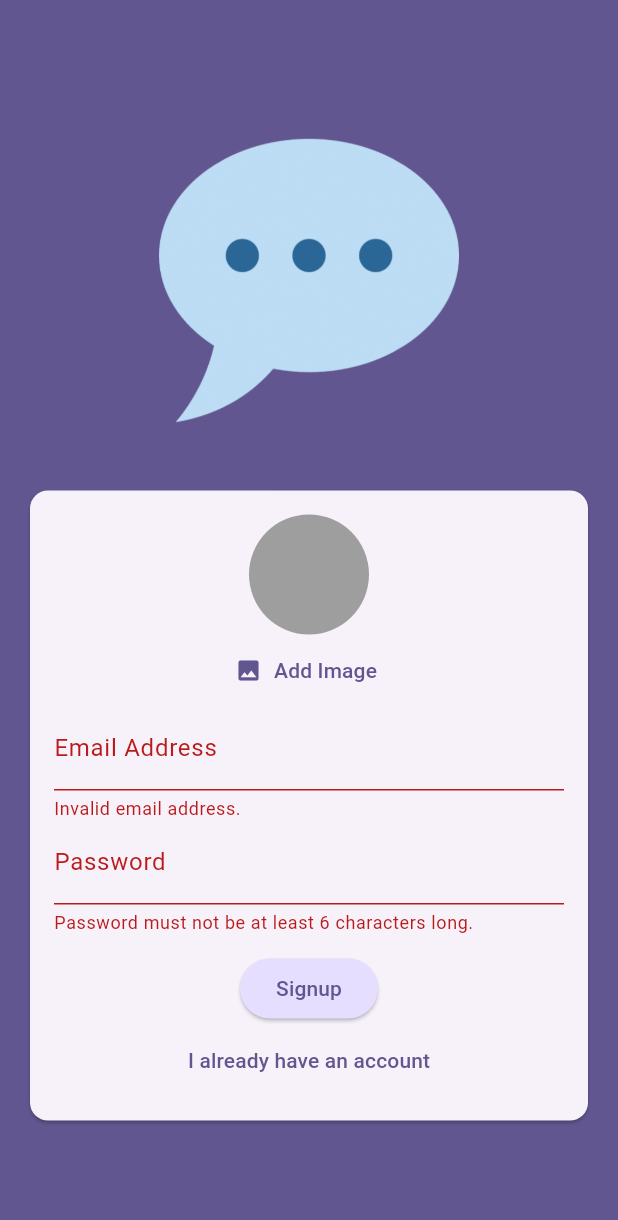
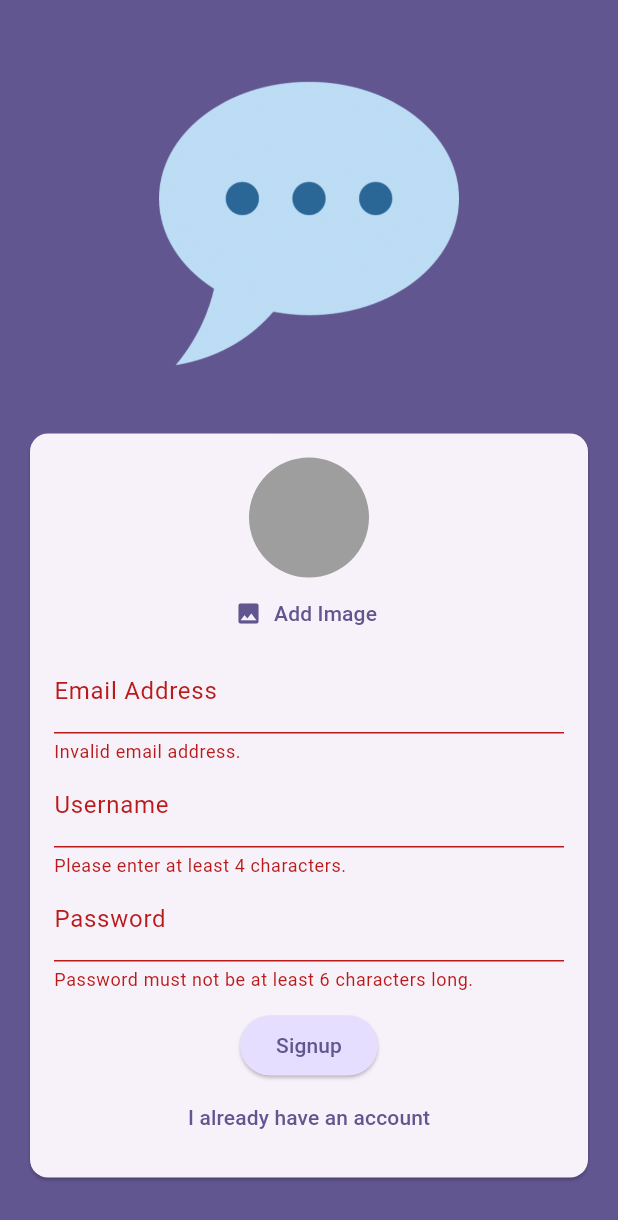
Before and after one commit to khanhnmbk/chat_app, a Flutter app: the screen it shows after launch, after a tap on "Login", after a tap on "Create new account", after a tap on "Signup", on a phone screen of 412 x 824 dp. Shown: the top 1220 px of the screen. Run offline on Flutter 3.47's test engine with Material 3 defaults, Android fonts, the phone set to English and light mode, and no system bars; our stand-ins replace cloud_firestore, firebase_auth, firebase_core, firebase_storage, image_picker; accounts and stored records are empty.

Commit message:
Init chat screen

```diff
--- a/lib/screens/auth.dart
+++ b/lib/screens/auth.dart
@@ -1,6 +1,7 @@
 import 'dart:io';
 
 import 'package:chat_app/widgets/user_image_picker.dart';
+import 'package:cloud_firestore/cloud_firestore.dart';
 import 'package:firebase_storage/firebase_storage.dart';
 import 'package:flutter/material.dart';
 import 'package:firebase_auth/firebase_auth.dart';
@@ -21,6 +22,7 @@ class _AuthScreenState extends State<AuthScreen> {
   var enteredPassword = '';
   File? _selectedImage;
   var _isAuthenticating = false;
+  var _enteredUsername = '';
 
   void _submit() async {
     final isValid = _form.currentState!.validate();
@@ -30,6 +32,15 @@ class _AuthScreenState extends State<AuthScreen> {
     }
 
     if (!_isLogin && (_selectedImage == null)) {
+      if (!context.mounted) {
+        return;
+      }
+      // ignore: use_build_context_synchronously
+      ScaffoldMessenger.of(context).clearSnackBars();
+      // ignore: use_build_context_synchronously
+      ScaffoldMessenger.of(context).showSnackBar(const SnackBar(
+        content: Text('Image cannot be empty'),
+      ));
       return;
     }
 
@@ -58,7 +69,15 @@ class _AuthScreenState extends State<AuthScreen> {
 
         await storageRef.putFile(_selectedImage!);
         final imageUrl = await storageRef.getDownloadURL();
-        print(imageUrl);
+
+        await FirebaseFirestore.instance
+            .collection('users')
+            .doc(userCredentials.user!.uid)
+            .set({
+          'username': _enteredUsername,
+          'email': _enteredEmail,
+          'image_url': imageUrl,
+        });
       }
     } on FirebaseAuthException catch (error) {
       if (!context.mounted) {
@@ -126,6 +145,23 @@ class _AuthScreenState extends State<AuthScreen> {
                               _enteredEmail = value!;
                             },
                           ),
+                          if (!_isLogin)
+                            TextFormField(
+                              decoration:
+                                  const InputDecoration(labelText: 'Username'),
+                              enableSuggestions: false,
+                              validator: (value) {
+                                if (value == null ||
+                                    value.isEmpty ||
+                                    value.trim().length < 4) {
+                                  return 'Please enter at least 4 characters.';
+                                }
+                                return null;
+                              },
+                              onSaved: (value) {
+                                _enteredUsername = value!;
+                              },
+                            ),
                           TextFormField(
                             decoration:
                                 const InputDecoration(labelText: 'Password'),
--- a/pubspec.yaml
+++ b/pubspec.yaml
@@ -39,6 +39,7 @@ dependencies:
   firebase_auth: ^5.1.4
   firebase_storage: ^12.1.3
   image_picker: ^1.1.2
+  cloud_firestore: ^5.2.1
 
 dev_dependencies:
   flutter_test:
```
Also changed, not shown: lib/screens/chat.dart (+7 -3 lines), lib/widgets/chat_messages.dart (added, +12 -0 lines), lib/widgets/new_message.dart (added, +56 -0 lines), pubspec.lock, 3 other files.
